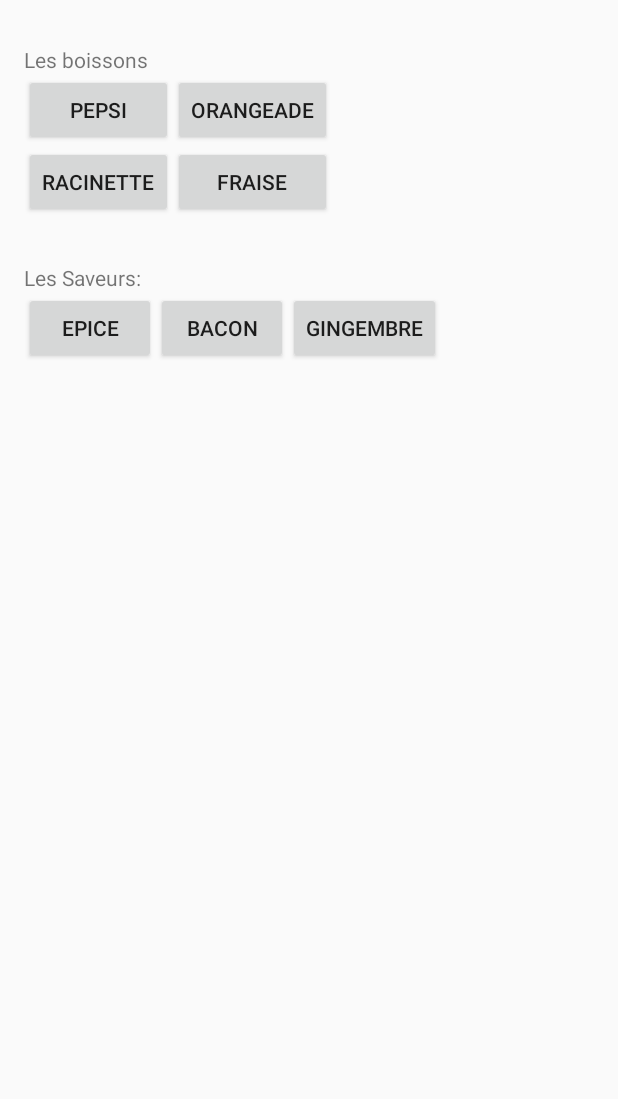
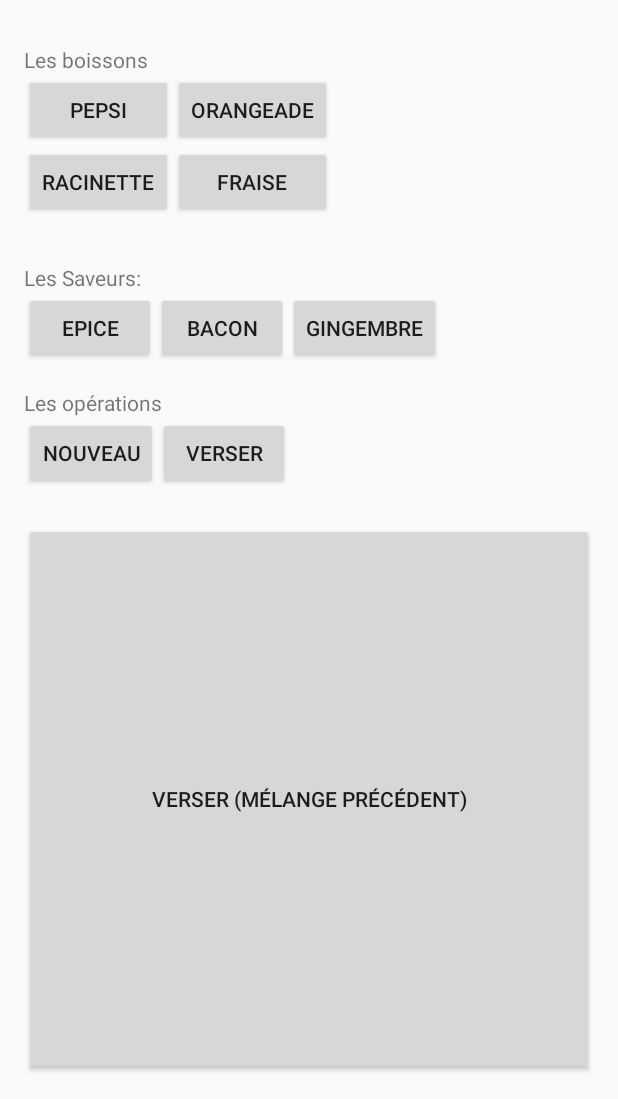
Before and after one commit to argiraud/distributeur, an Android app: the screen it shows after launch (MainActivity), on a phone screen of 412 x 824 dp, the part 137-1236 px from its top. Run offline under Robolectric (Android 15) with nearby library versions, the phone set to English and light mode, and no system bars.

Commit message:
fin semaine 2 du distributeur.xml

```diff
--- a/Distributeur_depart/Distributeur/app/src/main/res/layout/distributeur.xml
+++ b/Distributeur_depart/Distributeur/app/src/main/res/layout/distributeur.xml
@@ -11,55 +11,70 @@
     android:orientation="vertical"
     tools:context="info.dicj.distributeur.MainActivity">
 
+    <ScrollView
+        android:layout_width="match_parent"
+        android:layout_height="match_parent"
+        android:layout_weight="50">
+
+        <LinearLayout
+            android:layout_width="fill_parent"
+            android:layout_height="wrap_content"
+            android:orientation="vertical">
+
             <TextView
-        android:text="Super Distributeur du FUTUR DICJ"
+                android:id="@+id/textView"
                 android:layout_width="match_parent"
                 android:layout_height="wrap_content"
-        android:id="@+id/textView" />
+                android:text="Super Distributeur du FUTUR DICJ" />
+
             <TableLayout
                 android:layout_width="wrap_content"
                 android:layout_height="wrap_content"
                 android:layout_marginTop="30dp">
+
                 <TableRow>
+
                     <TextView
-                android:text="Les boissons"
                         android:layout_width="match_parent"
                         android:layout_height="wrap_content"
-                android:onClick="ajouterBoisson" />
+                        android:onClick="ajouterBoisson"
+                        android:text="Les boissons" />
 
                 </TableRow>
 
                 <TableRow>
+
                     <Button
+                        android:id="@+id/bPepsi"
                         android:layout_width="wrap_content"
                         android:layout_height="wrap_content"
-                android:text="@string/pepsi"
-                android:id="@+id/bPepsi"
-                android:onClick="ajouterBoisson" />
+                        android:onClick="ajouterBoisson"
+                        android:text="@string/pepsi" />
 
                     <Button
+                        android:id="@+id/bOrangeade"
                         android:layout_width="wrap_content"
                         android:layout_height="wrap_content"
-                android:text="@string/orangeade"
-                android:id="@+id/bOrangeade"
-                android:onClick="ajouterBoisson" />
+                        android:onClick="ajouterBoisson"
+                        android:text="@string/orangeade" />
                 </TableRow>
 
 
                 <TableRow>
+
                     <Button
+                        android:id="@+id/bRacinette"
                         android:layout_width="wrap_content"
                         android:layout_height="wrap_content"
-                android:text="@string/racinette"
-                android:id="@+id/bRacinette"
-                android:onClick="ajouterBoisson" />
+                        android:onClick="ajouterBoisson"
+                        android:text="@string/racinette" />
 
                     <Button
+                        android:id="@+id/bFraise"
                         android:layout_width="wrap_content"
                         android:layout_height="wrap_content"
-                android:text="@string/fraise"
-                android:id="@+id/bFraise"
-                android:onClick="ajouterBoisson" />
+                        android:onClick="ajouterBoisson"
+                        android:text="@string/fraise" />
                 </TableRow>
             </TableLayout>
 
@@ -101,5 +116,37 @@
                     android:text="@string/gingembre" />
             </RelativeLayout>
 
+            <TextView
+                android:layout_width="match_parent"
+                android:layout_height="wrap_content"
+                android:paddingTop="@dimen/activity_vertical_margin"
+                android:text="Les opérations" />
+
+            <LinearLayout
+                android:layout_width="wrap_content"
+                android:layout_height="wrap_content"
+                android:orientation="horizontal">
+
+                <Button
+                    android:layout_width="wrap_content"
+                    android:layout_height="wrap_content"
+                    android:onClick="nouveau"
+                    android:text="Nouveau" />
+
+                <Button
+                    android:layout_width="wrap_content"
+                    android:layout_height="wrap_content"
+                    android:onClick="verser"
+                    android:text="Verser" />
 
             </LinearLayout>
+        </LinearLayout>
+    </ScrollView>
+
+    <Button
+        android:layout_width="fill_parent"
+        android:layout_height="match_parent"
+        android:layout_weight="50"
+        android:onClick="reverser"
+        android:text="@string/verser_melange_precedent" />
+</LinearLayout>
--- a/Distributeur_depart/Distributeur/app/src/main/res/values/strings.xml
+++ b/Distributeur_depart/Distributeur/app/src/main/res/values/strings.xml
@@ -8,4 +8,5 @@
     <string name="racinette">Racinette</string>
     <string name="orangeade">Orangeade</string>
     <string name="pepsi">Pepsi</string>
+    <string name="verser_melange_precedent">Verser (mélange précédent)</string>
 </resources>
```
Lines whose indentation alone changed are shown as unchanged.
